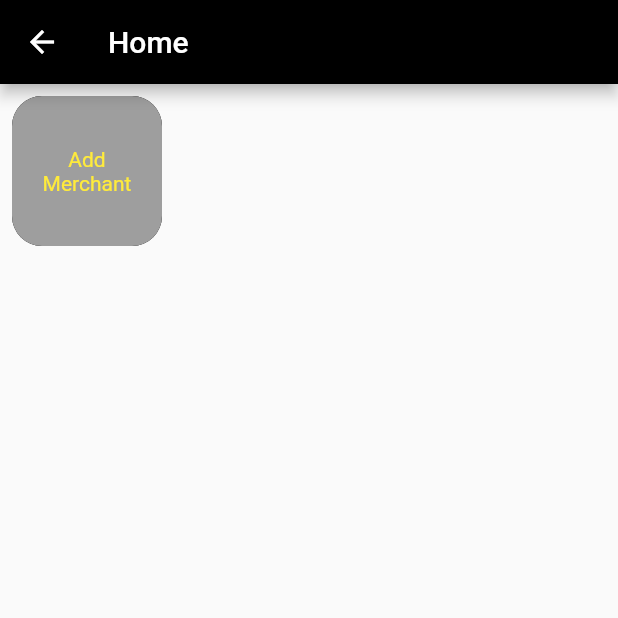
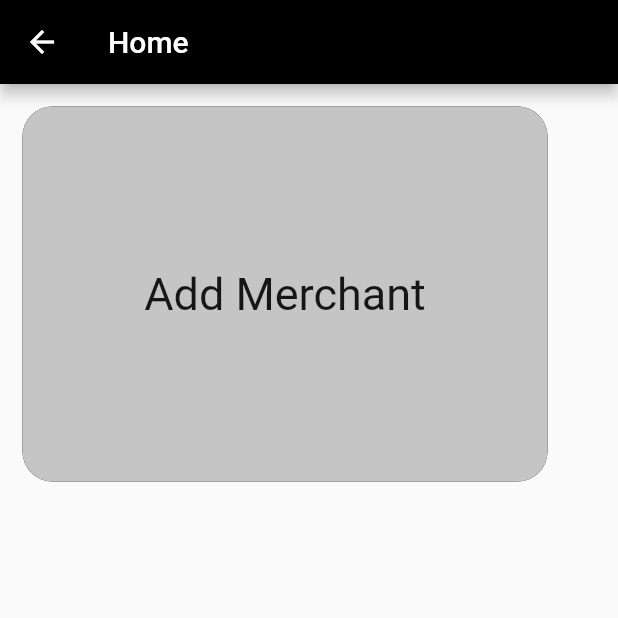
Before and after one commit to mahanGurung/FYP, a Flutter app: the Home screen opened directly, on a phone screen of 412 x 824 dp, the top half of it. Run offline on Flutter 3.47's test engine with Material 2 defaults, Android fonts, the phone set to English and light mode, and no system bars; our stand-ins replace get, shared_preferences; missing offline and left inert: tabnavigator; accounts and stored records are empty.

```diff
--- a/lib/components/card_button.dart
+++ b/lib/components/card_button.dart
@@ -3,27 +3,31 @@ import 'package:flutter/material.dart';
 class Cardbutton extends StatelessWidget {
   final String lable;
   final Function onTap;
-  const Cardbutton({super.key,  this.lable= "lable", required this.onTap});
+  const Cardbutton({super.key, this.lable = "lable", required this.onTap});
 
   @override
   Widget build(BuildContext context) {
     return InkWell(
-      onTap: ()=>onTap(),
+      onTap: () => onTap(),
       child: Padding(
-          padding: const EdgeInsets.all(8.0),
+        padding: const EdgeInsets.all(15.0),
         child: Container(
-            height: 100,
-            width: 100,
+          height: 250,
+          width: 350,
           decoration: const BoxDecoration(
-              color: Colors.grey,
+            color: Color.fromARGB(255, 197, 197, 197),
             borderRadius: BorderRadius.all(Radius.circular(20.0)),
-              boxShadow: [
-                BoxShadow()
-              ],
+            boxShadow: [BoxShadow()],
           ),
-            child:  Padding(
-              padding: const EdgeInsets.all(8.0),
-              child: Center(child: Text(lable, textAlign: TextAlign.center, style: const TextStyle(color: Colors.yellow),)),
+          child: Padding(
+            padding: const EdgeInsets.all(15.0),
+            child: Center(
+                child: Text(
+              lable,
+              textAlign: TextAlign.center,
+              style: const TextStyle(
+                  color: Color.fromARGB(226, 0, 0, 0), fontSize: 30),
+            )),
           ),
         ),
       ),
--- a/lib/pages/admin/admin_home.dart
+++ b/lib/pages/admin/admin_home.dart
@@ -51,7 +51,7 @@ class _AdminHomeState extends State<AdminHome> {
           items: const <BottomNavigationBarItem>[
             BottomNavigationBarItem(
               icon: Icon(Icons.feedback),
-              label: 'Report',
+              label: 'Merchant',
             ),
             BottomNavigationBarItem(
               icon: Icon(Icons.home),
--- a/lib/pages/admin/tabs/home.dart
+++ b/lib/pages/admin/tabs/home.dart
@@ -1,5 +1,7 @@
 import 'package:flutter/material.dart';
+import 'package:get/get.dart';
 import 'package:final_year_project/components/card_button.dart';
+import 'package:final_year_project/pages/admin/add_merchant.dart';
 
 class Home extends StatelessWidget {
   const Home({super.key});
@@ -15,7 +17,9 @@ class Home extends StatelessWidget {
         children: [
           Cardbutton(
             lable: "Add Merchant",
-            onTap: () {},
+            onTap: () {
+              Get.bottomSheet(AddMerchant());
+            },
           ),
         ],
       ),
```
Also changed, not shown: lib/pages/admin/tabs/report.dart (+22 -2 lines), lib/pages/merchant/tabs/home.dart (+10 -11 lines). Lines whose indentation alone changed are shown as unchanged.
